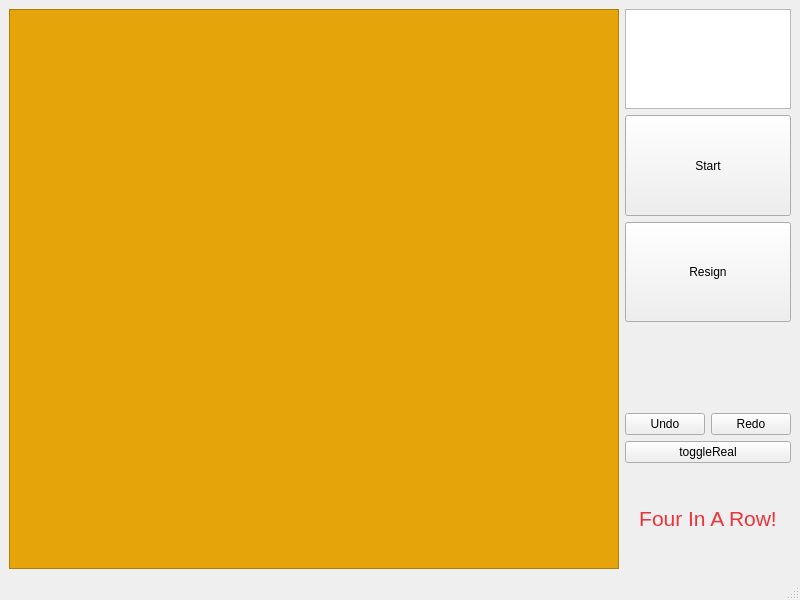
This is testBoard/mainwindow.ui in CharlieVinnie/RandGomoku as Qt 5 draws it before an edit. The edited form follows.
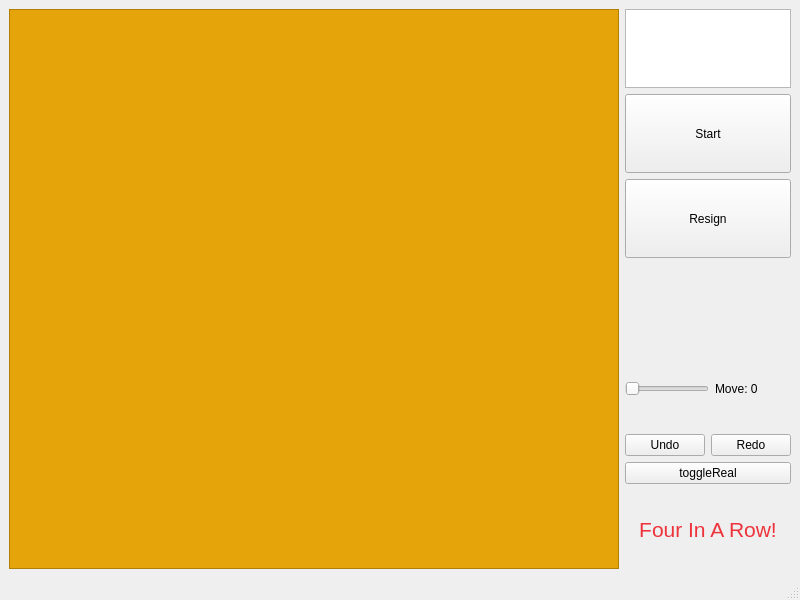
This is the edited form.

Commit message: Add move slider and navigation functionality to game interface

The edit to the form file:
```diff
--- a/testBoard/mainwindow.ui
+++ b/testBoard/mainwindow.ui
@@ -14,7 +14,7 @@
    <string>MainWindow</string>
   </property>
   <widget class="QWidget" name="centralwidget">
-   <layout class="QHBoxLayout" name="horizontalLayout_2">
+   <layout class="QHBoxLayout" name="horizontalLayout_3">
     <item>
      <widget class="QGraphicsView" name="chess_board">
       <property name="styleSheet">
@@ -85,6 +85,30 @@
         </property>
        </widget>
       </item>
+      <item>
+       <layout class="QHBoxLayout" name="horizontalLayout_2">
+        <item>
+         <widget class="QSlider" name="move_slider">
+          <property name="sizePolicy">
+           <sizepolicy hsizetype="Preferred" vsizetype="Fixed">
+            <horstretch>0</horstretch>
+            <verstretch>0</verstretch>
+           </sizepolicy>
+          </property>
+          <property name="orientation">
+           <enum>Qt::Orientation::Horizontal</enum>
+          </property>
+         </widget>
+        </item>
+        <item>
+         <widget class="QLabel" name="move_label">
+          <property name="text">
+           <string>Move: 0</string>
+          </property>
+         </widget>
+        </item>
+       </layout>
+      </item>
       <item>
        <layout class="QHBoxLayout" name="horizontalLayout">
         <item>
```
The commit also changes 2 other files.
